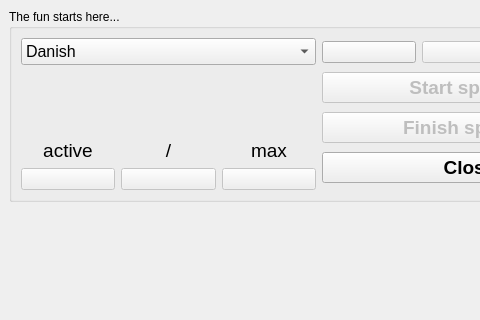
This is mainwindow.ui in davidlamhauge/daspelling as Qt 5 draws it before an edit; both pictures show x 0 to 480 and y 0 to 320 of the 638 by 432 pixel window. The edited form follows.
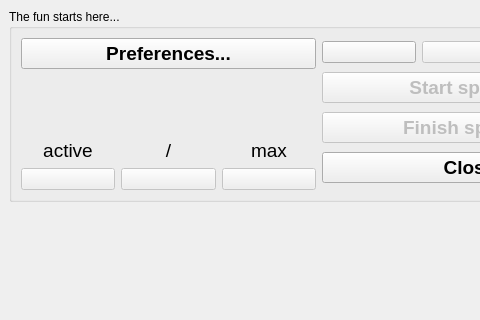
This is the edited form. Icons and pictures are not drawn.

Commit message: Preference manager implemented

Patch:
```diff
--- a/mainwindow.ui
+++ b/mainwindow.ui
@@ -26,22 +26,16 @@
          <item>
           <layout class="QVBoxLayout" name="verticalLayout_3">
            <item>
-            <widget class="QComboBox" name="cbLanguages">
+            <widget class="QPushButton" name="btnPreferences">
              <property name="font">
               <font>
-               <pointsize>12</pointsize>
+               <pointsize>14</pointsize>
+               <bold>true</bold>
               </font>
              </property>
-             <item>
-              <property name="text">
-               <string>Danish</string>
-              </property>
-             </item>
-             <item>
-              <property name="text">
-               <string>English</string>
-              </property>
-             </item>
+             <property name="text">
+              <string>Preferences...</string>
+             </property>
             </widget>
            </item>
            <item>
```
Left out of the diff: 2 changed lines with no effect on the pictures. The commit also changes 13 other files.
